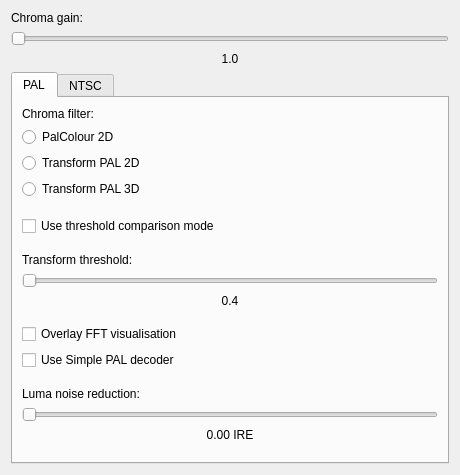
First picture: the form in tools/ld-analyse/chromadecoderconfigdialog.ui, repository happycube/ld-decode, before the edit.
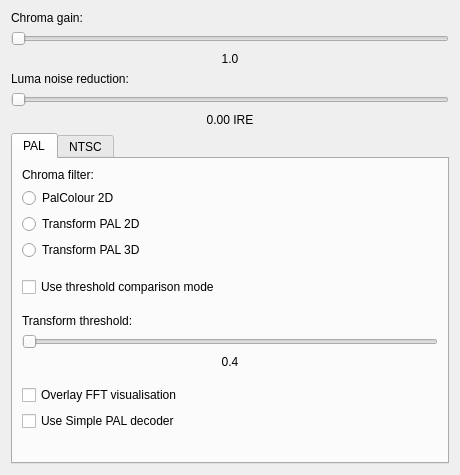
Second picture: the form after the edit.

Diff of the .ui file:
```diff
--- a/tools/ld-analyse/chromadecoderconfigdialog.ui
+++ b/tools/ld-analyse/chromadecoderconfigdialog.ui
@@ -41,6 +41,30 @@
      </property>
     </widget>
    </item>
+       <item>
+        <widget class="QLabel" name="yNRLabel">
+         <property name="text">
+          <string>Luma noise reduction:</string>
+         </property>
+        </widget>
+       </item>
+       <item>
+        <widget class="QSlider" name="yNRHorizontalSlider">
+         <property name="orientation">
+          <enum>Qt::Horizontal</enum>
+         </property>
+        </widget>
+       </item>
+       <item>
+        <widget class="QLabel" name="yNRValueLabel">
+         <property name="text">
+          <string>0.00 IRE</string>
+         </property>
+         <property name="alignment">
+          <set>Qt::AlignCenter</set>
+         </property>
+        </widget>
+       </item>
    <item>
     <widget class="QTabWidget" name="standardTabs">
      <property name="currentIndex">
@@ -188,30 +212,6 @@
          </property>
         </spacer>
        </item>
-       <item>
-        <widget class="QLabel" name="palyNRLabel">
-         <property name="text">
-          <string>Luma noise reduction:</string>
-         </property>
-        </widget>
-       </item>
-       <item>
-        <widget class="QSlider" name="palyNRHorizontalSlider">
-         <property name="orientation">
-          <enum>Qt::Horizontal</enum>
-         </property>
-        </widget>
-       </item>
-       <item>
-        <widget class="QLabel" name="palyNRValueLabel">
-         <property name="text">
-          <string>0.00 IRE</string>
-         </property>
-         <property name="alignment">
-          <set>Qt::AlignCenter</set>
-         </property>
-        </widget>
-       </item>
        <item>
         <spacer name="verticalSpacer_4">
          <property name="orientation">
@@ -367,30 +367,6 @@
          </property>
         </spacer>
        </item>
-       <item>
-        <widget class="QLabel" name="yNRLabel">
-         <property name="text">
-          <string>Luma noise reduction:</string>
-         </property>
-        </widget>
-       </item>
-       <item>
-        <widget class="QSlider" name="yNRHorizontalSlider">
-         <property name="orientation">
-          <enum>Qt::Horizontal</enum>
-         </property>
-        </widget>
-       </item>
-       <item>
-        <widget class="QLabel" name="yNRValueLabel">
-         <property name="text">
-          <string>0.00 IRE</string>
-         </property>
-         <property name="alignment">
-          <set>Qt::AlignCenter</set>
-         </property>
-        </widget>
-       </item>
        <item>
         <spacer name="verticalSpacer">
          <property name="orientation">
```
